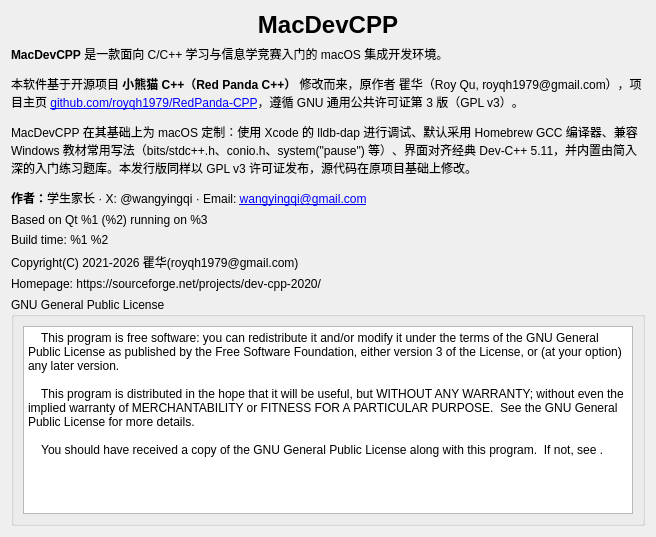
The window that RedPandaIDE/src/widgets/aboutdialog.ui (wangyingqi/RedPanda-CPP) describes before a commit, drawn with Qt 5.
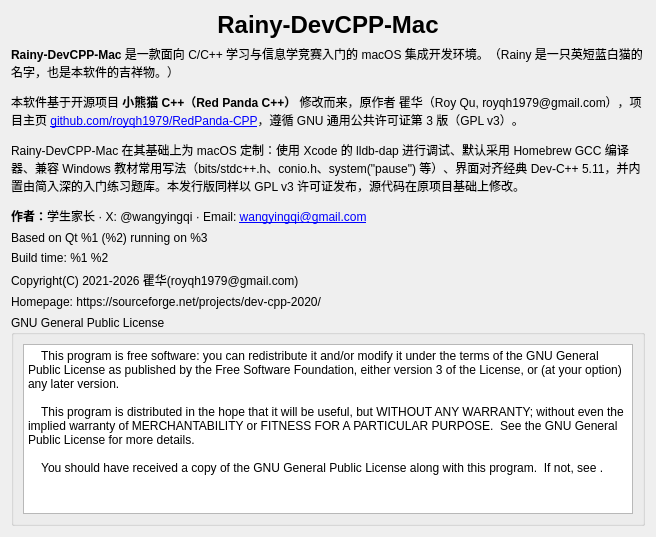
The same window after the commit. Icons and pictures are not drawn.

Commit message: rebrand: MacDevCPP -> Rainy-DevCPP-Mac; new app icon (British Shorthair blue-and-white cat, mascot Rainy)

```diff
--- a/RedPandaIDE/src/widgets/aboutdialog.ui
+++ b/RedPandaIDE/src/widgets/aboutdialog.ui
@@ -22,7 +22,7 @@
    <item>
     <widget class="QLabel" name="lblTitle">
      <property name="text">
-      <string>&lt;html&gt;&lt;head/&gt;&lt;body&gt;&lt;h1 style=&quot; margin-top:18px; margin-bottom:12px; margin-left:0px; margin-right:0px; -qt-block-indent:0; text-indent:0px;&quot;&gt;&lt;span style=&quot; font-size:xx-large; font-weight:600;&quot;&gt;MacDevCPP&lt;/span&gt;&lt;/h1&gt;&lt;/body&gt;&lt;/html&gt;</string>
+      <string>&lt;html&gt;&lt;head/&gt;&lt;body&gt;&lt;h1 style=&quot; margin-top:18px; margin-bottom:12px; margin-left:0px; margin-right:0px; -qt-block-indent:0; text-indent:0px;&quot;&gt;&lt;span style=&quot; font-size:xx-large; font-weight:600;&quot;&gt;Rainy-DevCPP-Mac&lt;/span&gt;&lt;/h1&gt;&lt;/body&gt;&lt;/html&gt;</string>
      </property>
      <property name="alignment">
       <set>Qt::AlignCenter</set>
@@ -41,7 +41,7 @@
       <bool>true</bool>
      </property>
      <property name="text">
-      <string notr="true">&lt;html&gt;&lt;body&gt;&lt;p&gt;&lt;b&gt;MacDevCPP&lt;/b&gt; 是一款面向 C/C++ 学习与信息学竞赛入门的 macOS 集成开发环境。&lt;/p&gt;&lt;p&gt;本软件基于开源项目 &lt;b&gt;小熊猫 C++（Red Panda C++）&lt;/b&gt; 修改而来，原作者 瞿华（Roy Qu, royqh1979@gmail.com），项目主页 &lt;a href=&quot;https://github.com/royqh1979/RedPanda-CPP&quot;&gt;github.com/royqh1979/RedPanda-CPP&lt;/a&gt;，遵循 GNU 通用公共许可证第 3 版（GPL v3）。&lt;/p&gt;&lt;p&gt;MacDevCPP 在其基础上为 macOS 定制：使用 Xcode 的 lldb-dap 进行调试、默认采用 Homebrew GCC 编译器、兼容 Windows 教材常用写法（bits/stdc++.h、conio.h、system(&quot;pause&quot;) 等）、界面对齐经典 Dev-C++ 5.11，并内置由简入深的入门练习题库。本发行版同样以 GPL v3 许可证发布，源代码在原项目基础上修改。&lt;/p&gt;&lt;p&gt;&lt;b&gt;作者：&lt;/b&gt;学生家长　·　X: @wangyingqi　·　Email: &lt;a href=&quot;mailto:wangyingqi@gmail.com&quot;&gt;wangyingqi@gmail.com&lt;/a&gt;&lt;/p&gt;&lt;/body&gt;&lt;/html&gt;</string>
+      <string notr="true">&lt;html&gt;&lt;body&gt;&lt;p&gt;&lt;b&gt;Rainy-DevCPP-Mac&lt;/b&gt; 是一款面向 C/C++ 学习与信息学竞赛入门的 macOS 集成开发环境。（Rainy 是一只英短蓝白猫的名字，也是本软件的吉祥物。）&lt;/p&gt;&lt;p&gt;本软件基于开源项目 &lt;b&gt;小熊猫 C++（Red Panda C++）&lt;/b&gt; 修改而来，原作者 瞿华（Roy Qu, royqh1979@gmail.com），项目主页 &lt;a href=&quot;https://github.com/royqh1979/RedPanda-CPP&quot;&gt;github.com/royqh1979/RedPanda-CPP&lt;/a&gt;，遵循 GNU 通用公共许可证第 3 版（GPL v3）。&lt;/p&gt;&lt;p&gt;Rainy-DevCPP-Mac 在其基础上为 macOS 定制：使用 Xcode 的 lldb-dap 进行调试、默认采用 Homebrew GCC 编译器、兼容 Windows 教材常用写法（bits/stdc++.h、conio.h、system(&quot;pause&quot;) 等）、界面对齐经典 Dev-C++ 5.11，并内置由简入深的入门练习题库。本发行版同样以 GPL v3 许可证发布，源代码在原项目基础上修改。&lt;/p&gt;&lt;p&gt;&lt;b&gt;作者：&lt;/b&gt;学生家长　·　X: @wangyingqi　·　Email: &lt;a href=&quot;mailto:wangyingqi@gmail.com&quot;&gt;wangyingqi@gmail.com&lt;/a&gt;&lt;/p&gt;&lt;/body&gt;&lt;/html&gt;</string>
      </property>
      <property name="alignment">
       <set>Qt::AlignLeft|Qt::AlignTop</set>
```
The commit also changes 4 other files.
